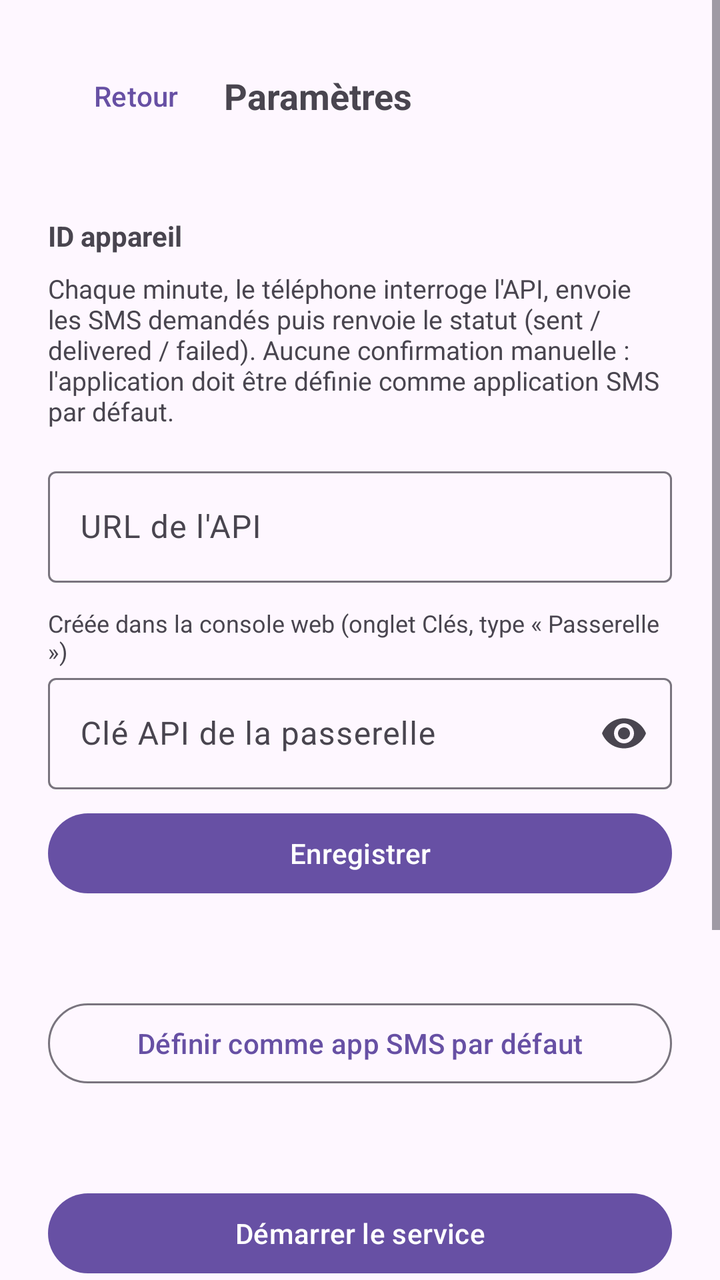
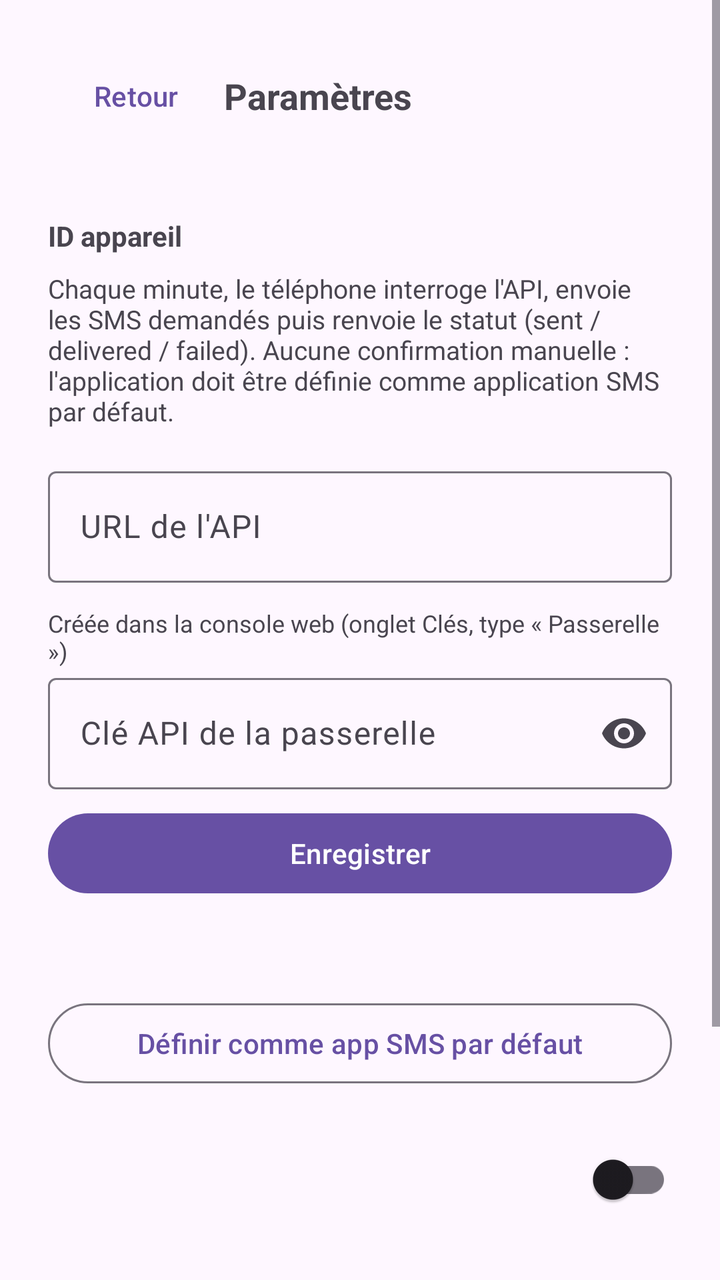

The first picture is an Android layout as it rendered before a commit; the second is the same layout after the commit. The layout source and the unified diff follow.
<!-- AndroidManifest.xml: application theme Theme.SmsGateway -->
<!-- res/layout/activity_settings.xml -->
<?xml version="1.0" encoding="utf-8"?>
<ScrollView xmlns:android="http://schemas.android.com/apk/res/android"
    xmlns:app="http://schemas.android.com/apk/res-auto"
    android:layout_width="match_parent"
    android:layout_height="match_parent"
    android:fillViewport="true"
    android:fitsSystemWindows="true">

    <LinearLayout
        android:layout_width="match_parent"
        android:layout_height="wrap_content"
        android:orientation="vertical"
        android:padding="24dp">

        <LinearLayout
            android:layout_width="match_parent"
            android:layout_height="wrap_content"
            android:gravity="center_vertical"
            android:orientation="horizontal">

            <com.google.android.material.button.MaterialButton
                android:id="@+id/btnBack"
                style="@style/Widget.Material3.Button.TextButton"
                android:layout_width="wrap_content"
                android:layout_height="wrap_content"
                android:text="@string/back" />

            <TextView
                android:layout_width="0dp"
                android:layout_height="wrap_content"
                android:layout_weight="1"
                android:text="@string/settings_title"
                android:textSize="18sp"
                android:textStyle="bold" />
        </LinearLayout>

        <TextView
            android:id="@+id/textVersion"
            android:layout_width="match_parent"
            android:layout_height="wrap_content"
            android:layout_marginTop="4dp"
            android:textSize="12sp" />

        <TextView
            android:id="@+id/textDeviceId"
            android:layout_width="match_parent"
            android:layout_height="wrap_content"
            android:layout_marginTop="16dp"
            android:textStyle="bold"
            android:text="@string/device_id_label" />

        <TextView
            android:layout_width="match_parent"
            android:layout_height="wrap_content"
            android:layout_marginTop="8dp"
            android:text="@string/explanation"
            android:textSize="13sp" />

        <com.google.android.material.textfield.TextInputLayout
            android:id="@+id/layoutBaseUrl"
            android:layout_width="match_parent"
            android:layout_height="wrap_content"
            android:layout_marginTop="16dp"
            android:hint="@string/api_url_label"
            app:endIconMode="clear_text">

            <com.google.android.material.textfield.TextInputEditText
                android:id="@+id/editBaseUrl"
                android:layout_width="match_parent"
                android:layout_height="wrap_content"
                android:inputType="textUri"
                android:maxLines="1" />
        </com.google.android.material.textfield.TextInputLayout>

        <TextView
            android:layout_width="match_parent"
            android:layout_height="wrap_content"
            android:layout_marginTop="12dp"
            android:text="@string/api_key_hint"
            android:textSize="12sp" />

        <com.google.android.material.textfield.TextInputLayout
            android:id="@+id/layoutApiKey"
            android:layout_width="match_parent"
            android:layout_height="wrap_content"
            android:hint="@string/api_key_label"
            app:endIconMode="password_toggle">

            <com.google.android.material.textfield.TextInputEditText
                android:id="@+id/editApiKey"
                android:layout_width="match_parent"
                android:layout_height="wrap_content"
                android:inputType="textPassword"
                android:maxLines="1" />
        </com.google.android.material.textfield.TextInputLayout>

        <com.google.android.material.button.MaterialButton
            android:id="@+id/btnSaveUrl"
            android:layout_width="match_parent"
            android:layout_height="wrap_content"
            android:layout_marginTop="8dp"
            android:text="@string/save_settings" />

        <TextView
            android:id="@+id/textDefaultSms"
            android:layout_width="match_parent"
            android:layout_height="wrap_content"
            android:layout_marginTop="20dp"
            android:textStyle="bold" />

        <com.google.android.material.button.MaterialButton
            android:id="@+id/btnSetDefaultSms"
            style="@style/Widget.Material3.Button.OutlinedButton"
            android:layout_width="match_parent"
            android:layout_height="wrap_content"
            android:layout_marginTop="8dp"
            android:text="@string/set_default_sms" />

        <TextView
            android:id="@+id/textServiceState"
            android:layout_width="match_parent"
            android:layout_height="wrap_content"
            android:layout_marginTop="20dp"
            android:textStyle="bold" />

        <com.google.android.material.button.MaterialButton
            android:id="@+id/btnStart"
            android:layout_width="match_parent"
            android:layout_height="wrap_content"
            android:layout_marginTop="8dp"
            android:text="@string/start_service" />

        <com.google.android.material.button.MaterialButton
            android:id="@+id/btnStop"
            style="@style/Widget.Material3.Button.TonalButton"
            android:layout_width="match_parent"
            android:layout_height="wrap_content"
            android:layout_marginTop="8dp"
            android:text="@string/stop_service" />

        <TextView
            android:id="@+id/textTestTitle"
            android:layout_width="match_parent"
            android:layout_height="wrap_content"
            android:layout_marginTop="24dp"
            android:text="@string/test_sms_label"
            android:textStyle="bold" />

        <com.google.android.material.textfield.TextInputLayout
            android:id="@+id/layoutTestRecipient"
            android:layout_width="match_parent"
            android:layout_height="wrap_content"
            android:hint="@string/test_recipient_hint"
            app:endIconMode="clear_text">

            <com.google.android.material.textfield.TextInputEditText
                android:id="@+id/editTestRecipient"
                android:layout_width="match_parent"
                android:layout_height="wrap_content"
                android:inputType="phone"
                android:maxLines="1" />
        </com.google.android.material.textfield.TextInputLayout>

        <com.google.android.material.button.MaterialButton
            android:id="@+id/btnSendTestSms"
            style="@style/Widget.Material3.Button.OutlinedButton"
            android:layout_width="match_parent"
            android:layout_height="wrap_content"
            android:layout_marginTop="8dp"
            android:text="@string/send_test_sms" />
    </LinearLayout>
</ScrollView>
<!-- resources referenced by this layout -->
<resources>
  <string name="api_key_hint">Créée dans la console web (onglet Clés, type « Passerelle »)</string>
  <string name="api_key_label">Clé API de la passerelle</string>
  <string name="api_url_label">URL de l\'API</string>
  <string name="back">Retour</string>
  <string name="device_id_label">ID appareil</string>
  <string name="explanation">Chaque minute, le téléphone interroge l\'API, envoie les SMS demandés puis renvoie le statut (sent / delivered / failed). Aucune confirmation manuelle : l\'application doit être définie comme application SMS par défaut.</string>
  <string name="save_settings">Enregistrer</string>
  <string name="send_test_sms">Envoyer un SMS de test</string>
  <string name="set_default_sms">Définir comme app SMS par défaut</string>
  <string name="settings_title">Paramètres</string>
  <string name="start_service">Démarrer le service</string>
  <string name="stop_service">Arrêter le service</string>
  <string name="test_recipient_hint">Numéro de destination (ex : +33612345678)</string>
  <string name="test_sms_label">Test d\'envoi SMS</string>
  <style name="Theme.SmsGateway" parent="Theme.Material3.DayNight.NoActionBar" />
</resources>

<!-- the commit's change to res/layout/activity_settings.xml (unified diff, before → after) -->
@@ -116,27 +116,38 @@
             android:layout_marginTop="8dp"
             android:text="@string/set_default_sms" />
 
-        <TextView
-            android:id="@+id/textServiceState"
+        <LinearLayout
             android:layout_width="match_parent"
             android:layout_height="wrap_content"
             android:layout_marginTop="20dp"
-            android:textStyle="bold" />
+            android:gravity="center_vertical"
+            android:orientation="horizontal">
 
-        <com.google.android.material.button.MaterialButton
-            android:id="@+id/btnStart"
-            android:layout_width="match_parent"
-            android:layout_height="wrap_content"
-            android:layout_marginTop="8dp"
-            android:text="@string/start_service" />
+            <LinearLayout
+                android:layout_width="0dp"
+                android:layout_height="wrap_content"
+                android:layout_weight="1"
+                android:orientation="vertical">
 
-        <com.google.android.material.button.MaterialButton
-            android:id="@+id/btnStop"
-            style="@style/Widget.Material3.Button.TonalButton"
-            android:layout_width="match_parent"
-            android:layout_height="wrap_content"
-            android:layout_marginTop="8dp"
-            android:text="@string/stop_service" />
+                <TextView
+                    android:id="@+id/textServiceState"
+                    android:layout_width="wrap_content"
+                    android:layout_height="wrap_content"
+                    android:textStyle="bold" />
+
+                <TextView
+                    android:id="@+id/textLastSync"
+                    android:layout_width="wrap_content"
+                    android:layout_height="wrap_content"
+                    android:layout_marginTop="4dp"
+                    android:textSize="13sp" />
+            </LinearLayout>
+
+            <androidx.appcompat.widget.SwitchCompat
+                android:id="@+id/switchService"
+                android:layout_width="wrap_content"
+                android:layout_height="wrap_content" />
+        </LinearLayout>
 
         <TextView
             android:id="@+id/textTestTitle"
<!-- resource entries referenced after the edit -->
@@ -10,8 +10,6 @@
   <string name="send_test_sms">Envoyer un SMS de test</string>
   <string name="set_default_sms">Définir comme app SMS par défaut</string>
   <string name="settings_title">Paramètres</string>
-  <string name="start_service">Démarrer le service</string>
-  <string name="stop_service">Arrêter le service</string>
   <string name="test_recipient_hint">Numéro de destination (ex : +33612345678)</string>
   <string name="test_sms_label">Test d\'envoi SMS</string>
   <style name="Theme.SmsGateway" parent="Theme.Material3.DayNight.NoActionBar" />
